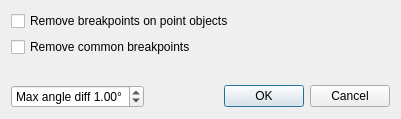
Old version of the form breaksdialog.ui in the repository Kuszki/EW-Database.
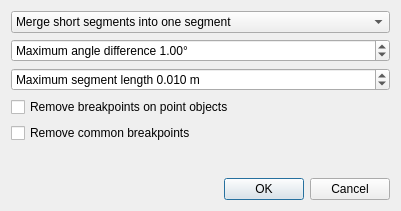
New version of the form. Icons and pictures are not drawn.

Commit message: Prepare to merge rewrite

Patch:
```diff
--- a/breaksdialog.ui
+++ b/breaksdialog.ui
@@ -7,7 +7,7 @@
     <x>0</x>
     <y>0</y>
     <width>400</width>
-    <height>119</height>
+    <height>211</height>
    </rect>
   </property>
   <property name="windowTitle">
@@ -18,20 +18,84 @@
   </property>
   <layout class="QGridLayout" name="gridLayout">
    <item row="0" column="0">
+    <widget class="QComboBox" name="modeCombo">
+     <item>
+      <property name="text">
+       <string>Merge short segments into one segment</string>
+      </property>
+     </item>
+     <item>
+      <property name="text">
+       <string>Merge similar angle segments into one segment</string>
+      </property>
+     </item>
+    </widget>
+   </item>
+   <item row="1" column="0">
+    <widget class="QDoubleSpinBox" name="angleSpin">
+     <property name="sizePolicy">
+      <sizepolicy hsizetype="Preferred" vsizetype="Fixed">
+       <horstretch>0</horstretch>
+       <verstretch>0</verstretch>
+      </sizepolicy>
+     </property>
+     <property name="prefix">
+      <string>Maximum angle difference </string>
+     </property>
+     <property name="suffix">
+      <string>°</string>
+     </property>
+     <property name="maximum">
+      <double>90.000000000000000</double>
+     </property>
+     <property name="singleStep">
+      <double>0.100000000000000</double>
+     </property>
+     <property name="value">
+      <double>1.000000000000000</double>
+     </property>
+    </widget>
+   </item>
+   <item row="2" column="0">
+    <widget class="QDoubleSpinBox" name="lengthSpin">
+     <property name="specialValueText">
+      <string>No maximum segment length</string>
+     </property>
+     <property name="prefix">
+      <string>Maximum segment length </string>
+     </property>
+     <property name="suffix">
+      <string> m</string>
+     </property>
+     <property name="decimals">
+      <number>3</number>
+     </property>
+     <property name="maximum">
+      <double>1000.000000000000000</double>
+     </property>
+     <property name="singleStep">
+      <double>0.010000000000000</double>
+     </property>
+     <property name="value">
+      <double>0.010000000000000</double>
+     </property>
+    </widget>
+   </item>
+   <item row="3" column="0">
     <widget class="QCheckBox" name="pointCheck">
      <property name="text">
       <string>Remove breakpoints on point objects</string>
      </property>
     </widget>
    </item>
-   <item row="1" column="0">
+   <item row="4" column="0">
     <widget class="QCheckBox" name="breakCheck">
      <property name="text">
       <string>Remove common breakpoints</string>
      </property>
     </widget>
    </item>
-   <item row="2" column="0">
+   <item row="5" column="0">
     <spacer name="verticalSpacer">
      <property name="orientation">
       <enum>Qt::Vertical</enum>
@@ -44,44 +108,15 @@
      </property>
     </spacer>
    </item>
-   <item row="3" column="0">
-    <layout class="QHBoxLayout" name="horizontalLayout">
-     <item>
-      <widget class="QDoubleSpinBox" name="angleSpin">
-       <property name="sizePolicy">
-        <sizepolicy hsizetype="Preferred" vsizetype="Fixed">
-         <horstretch>0</horstretch>
-         <verstretch>0</verstretch>
-        </sizepolicy>
-       </property>
-       <property name="prefix">
-        <string>Max angle diff </string>
-       </property>
-       <property name="suffix">
-        <string>°</string>
-       </property>
-       <property name="maximum">
-        <double>5.000000000000000</double>
-       </property>
-       <property name="singleStep">
-        <double>0.100000000000000</double>
-       </property>
-       <property name="value">
-        <double>1.000000000000000</double>
-       </property>
-      </widget>
-     </item>
-     <item>
-      <widget class="QDialogButtonBox" name="buttonBox">
-       <property name="orientation">
-        <enum>Qt::Horizontal</enum>
-       </property>
-       <property name="standardButtons">
-        <set>QDialogButtonBox::Cancel|QDialogButtonBox::Ok</set>
-       </property>
-      </widget>
-     </item>
-    </layout>
+   <item row="6" column="0">
+    <widget class="QDialogButtonBox" name="buttonBox">
+     <property name="orientation">
+      <enum>Qt::Horizontal</enum>
+     </property>
+     <property name="standardButtons">
+      <set>QDialogButtonBox::Cancel|QDialogButtonBox::Ok</set>
+     </property>
+    </widget>
    </item>
   </layout>
  </widget>
```
Left out of the diff: 3 changed lines with no effect on the pictures. The commit also changes 11 other files.
